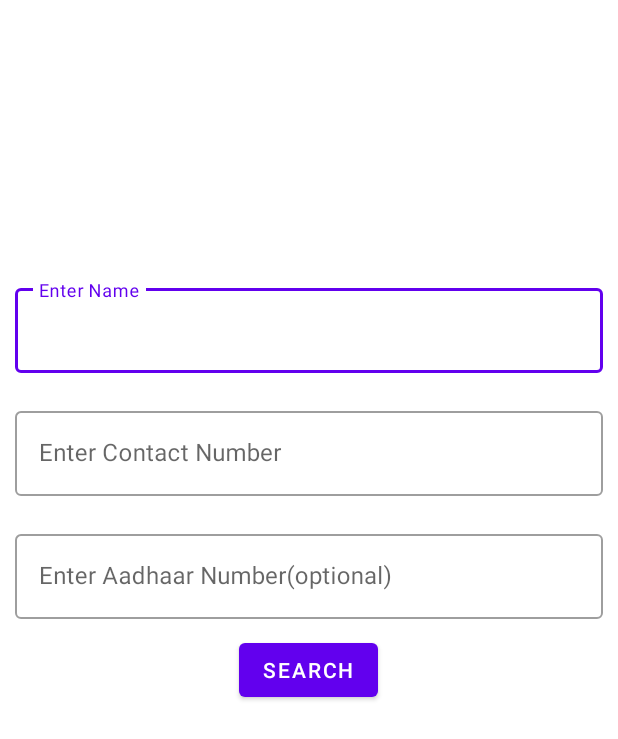
After one commit to 2058govindsingh/BPD-App, an Android app: the fragment ManualSearchFragment shown on its own in the app's theme, on a phone screen of 412 x 824 dp. The commit adds this screen. Shown: the top 739 px of the screen. Run offline under Robolectric (Android 15) with nearby library versions, the phone set to English and light mode, and no system bars.

Commit message:
Search Fragments added

```diff
--- a/app/src/main/java/com/example/bpdapp/MainActivity.kt
+++ b/app/src/main/java/com/example/bpdapp/MainActivity.kt
@@ -14,7 +14,6 @@ import kotlinx.coroutines.NonCancellable.cancel
 class MainActivity : AppCompatActivity() {
 
     private lateinit var binding: ActivityMainBinding
-
 //    lateinit var actionBarDrawerToggle :ActionBarDrawerToggle
 
     override fun onCreate(savedInstanceState: Bundle?) {
@@ -47,10 +46,7 @@ class MainActivity : AppCompatActivity() {
             val searchActivityIntent=Intent(this,SearchActivity::class.java)
             startActivity(searchActivityIntent)
         }
-        binding.uploadButton.setOnClickListener{
-            val uploadActivityIntent=Intent(this,UploadActivity::class.java)
-            startActivity(uploadActivityIntent)
-        }
+
         binding.oneTapActionButton.setOnClickListener{
             val oneTapActivityIntent=Intent(this,OneTapActivity::class.java)
             startActivity(oneTapActivityIntent)
--- /dev/null
+++ b/app/src/main/java/com/example/bpdapp/ManualSearchFragment.kt
@@ -0,0 +1,21 @@
+package com.example.bpdapp
+
+import android.os.Bundle
+import androidx.fragment.app.Fragment
+import android.view.LayoutInflater
+import android.view.View
+import android.view.ViewGroup
+
+
+class ManualSearchFragment : Fragment() {
+
+    override fun onCreateView(
+        inflater: LayoutInflater, container: ViewGroup?,
+        savedInstanceState: Bundle?
+    ): View? {
+        // Inflate the layout for this fragment
+        return inflater.inflate(R.layout.fragment_manual_search, container, false)
+    }
+
+
+}
--- /dev/null
+++ b/app/src/main/res/layout/fragment_manual_search.xml
@@ -0,0 +1,79 @@
+<?xml version="1.0" encoding="utf-8"?>
+<androidx.constraintlayout.widget.ConstraintLayout xmlns:android="http://schemas.android.com/apk/res/android"
+    xmlns:app="http://schemas.android.com/apk/res-auto"
+    xmlns:tools="http://schemas.android.com/tools"
+    android:layout_width="match_parent"
+    android:layout_height="match_parent"
+    tools:context=".ManualSearchFragment">
+
+    <LinearLayout
+        android:id="@+id/enter_details"
+        android:layout_width="match_parent"
+        android:layout_height="wrap_content"
+        android:orientation="vertical"
+        app:layout_constraintTop_toTopOf="parent"
+        app:layout_constraintBottom_toTopOf="@id/criminal_list">
+<!--        NAME INPUT-->
+        <com.google.android.material.textfield.TextInputLayout
+            android:layout_width="match_parent"
+            android:layout_margin="10dp"
+            style="@style/Widget.MaterialComponents.TextInputLayout.OutlinedBox"
+            android:layout_height="match_parent">
+
+            <com.google.android.material.textfield.TextInputEditText
+                android:id="@+id/criminal_name_input"
+                android:layout_width="match_parent"
+                android:layout_height="match_parent"
+                android:hint="Enter Name"
+                />
+<!--            Contact INPUT-->
+        </com.google.android.material.textfield.TextInputLayout>
+            <com.google.android.material.textfield.TextInputLayout
+            android:layout_width="match_parent"
+            android:layout_margin="10dp"
+            style="@style/Widget.MaterialComponents.TextInputLayout.OutlinedBox"
+            android:layout_height="match_parent">
+
+            <com.google.android.material.textfield.TextInputEditText
+                android:id="@+id/contact_number_criminal_input"
+                android:layout_width="match_parent"
+                android:layout_height="match_parent"
+                android:hint="Enter Contact Number"
+                />
+        </com.google.android.material.textfield.TextInputLayout>
+
+<!--         AADHAAR INPUT-->
+            <com.google.android.material.textfield.TextInputLayout
+            android:layout_width="match_parent"
+            android:layout_margin="10dp"
+            style="@style/Widget.MaterialComponents.TextInputLayout.OutlinedBox"
+            android:layout_height="match_parent">
+
+            <com.google.android.material.textfield.TextInputEditText
+                android:id="@+id/aadhaar_number_criminal_input"
+                android:layout_width="match_parent"
+                android:layout_height="match_parent"
+                android:hint="Enter Aadhaar Number(optional)"
+                />
+        </com.google.android.material.textfield.TextInputLayout>
+
+        <com.google.android.material.button.MaterialButton
+            android:layout_width="wrap_content"
+            android:layout_height="wrap_content"
+            android:text="Search"
+            android:layout_gravity="center_horizontal"/>
+    </LinearLayout>
+    <androidx.recyclerview.widget.RecyclerView
+        android:id="@+id/criminal_list"
+        android:layout_width="match_parent"
+        android:layout_height="wrap_content"
+        android:orientation="vertical"
+        app:layout_constraintTop_toBottomOf="@id/enter_details"
+        app:layout_constraintBottom_toBottomOf="parent">
+
+
+    </androidx.recyclerview.widget.RecyclerView>
+
+
+
+</androidx.constraintlayout.widget.ConstraintLayout>
--- a/app/src/main/res/values/strings.xml
+++ b/app/src/main/res/values/strings.xml
@@ -4,4 +4,7 @@
     <string name="log_out">Log Out</string>
     <string name="log_out_confirmation">Are you sure you want to log out?</string>
     <string name="cancel">cancel</string>
+    <!-- TODO: Remove or change this placeholder text -->
+    <string name="hello_blank_fragment">Hello blank fragment</string>
+    <string name="search_manually">Search manually</string>
 </resources>
```
Also changed, not shown: app/src/main/java/com/example/bpdapp/SearchActivityFragment.kt (added, +24 -0 lines), app/src/main/res/layout/activity_main.xml (+3 -23 lines), app/src/main/res/layout/activity_search.xml (+1 -10 lines), app/src/main/res/layout/activity_upload.xml (deleted, +0 -88 lines), app/src/main/res/layout/fragment_search_activity.xml (added, +57 -0 lines).
